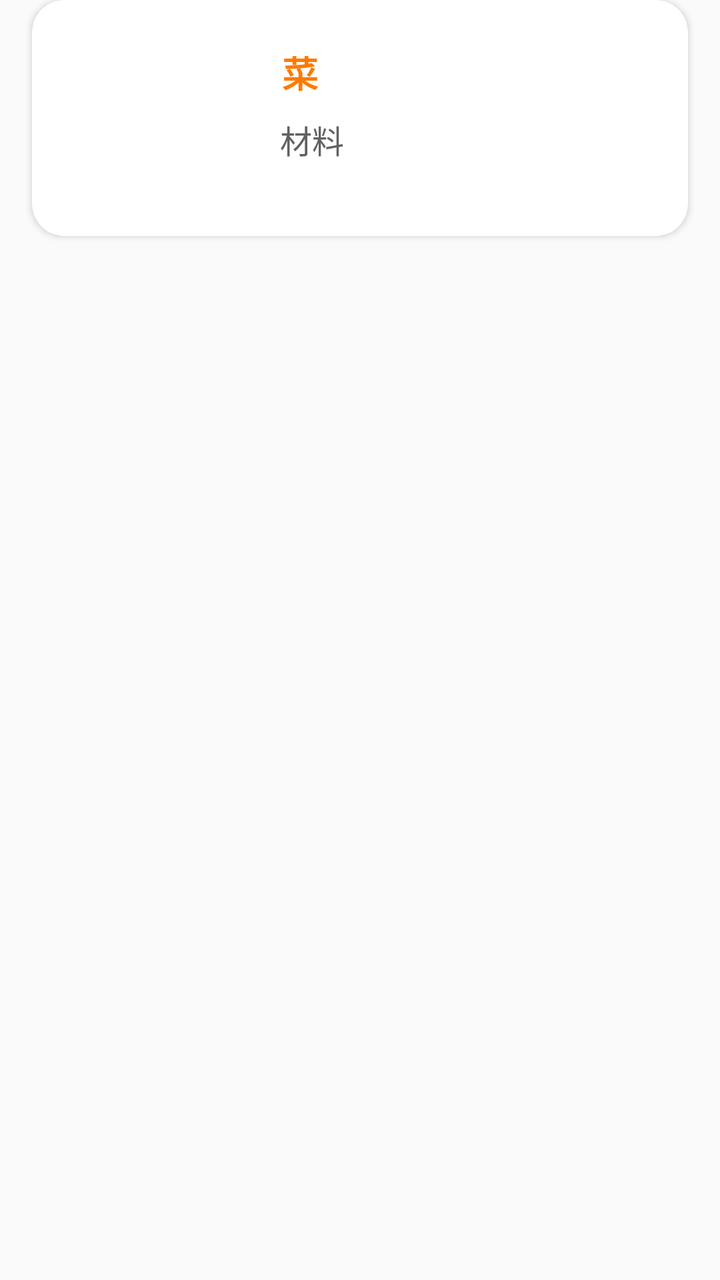
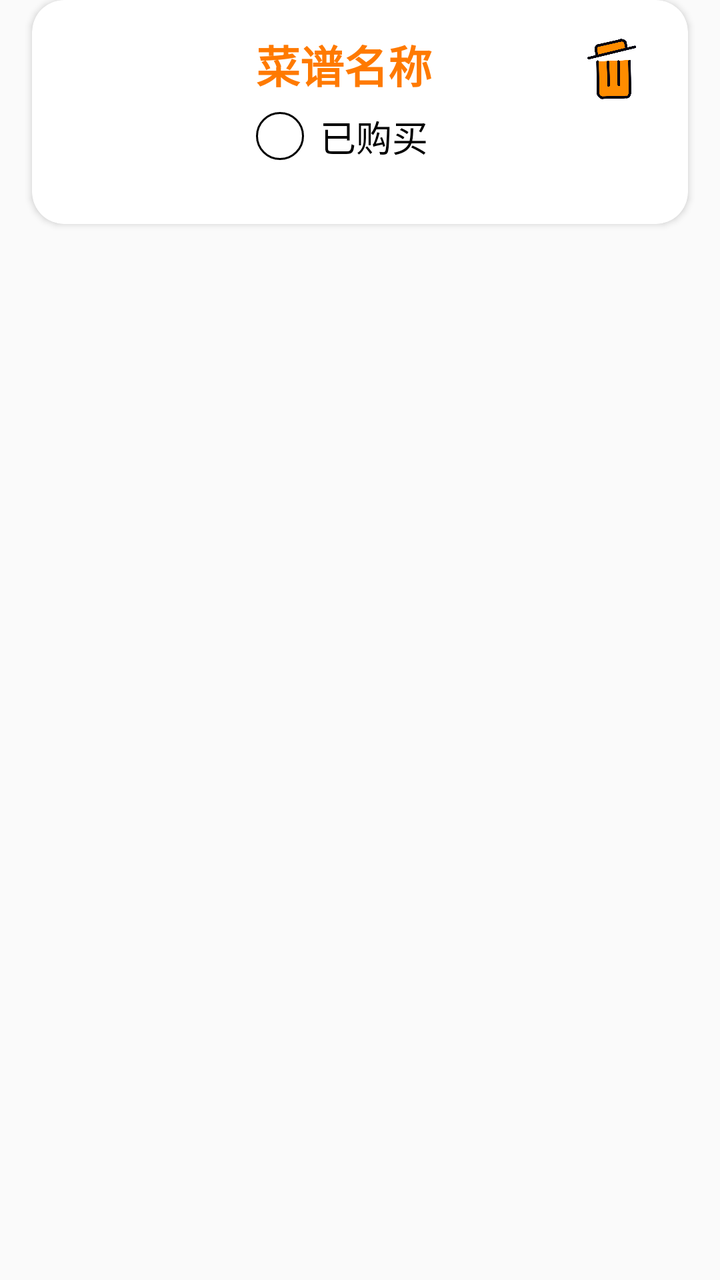

The first picture is an Android layout as it rendered before a commit; the second is the same layout after the commit. The layout source and the unified diff follow.
<!-- AndroidManifest.xml: application theme Theme.Kitchenmanager -->
<!-- res/layout/tobuy_card.xml -->
<?xml version="1.0" encoding="utf-8"?>
<FrameLayout xmlns:android="http://schemas.android.com/apk/res/android"
    xmlns:app="http://schemas.android.com/apk/res-auto"
    android:layout_width="match_parent"
    android:layout_height="wrap_content"
    android:layout_margin="8dp">

    <androidx.cardview.widget.CardView
        android:layout_width="match_parent"
        android:layout_height="wrap_content"
        android:layout_marginStart="16dp"
        android:layout_marginEnd="16dp"
        android:layout_marginBottom="32dp"
        android:elevation="4dp"
        app:cardBackgroundColor="#FFFFFF"
        app:cardCornerRadius="16dp">

        
        <LinearLayout
            android:layout_width="match_parent"
            android:layout_height="118dp"
            android:orientation="horizontal">

            <ImageView
                android:id="@+id/imageView"
                android:layout_width="95dp"
                android:layout_height="83dp"
                android:layout_alignParentStart="true"
                android:layout_alignParentTop="true"
                android:layout_alignParentBottom="true"
                android:layout_marginStart="9dp"
                android:layout_marginTop="10dp"
                android:layout_marginBottom="57dp"
                app:srcCompat="@drawable/placeholder" />

            <LinearLayout
                android:layout_width="match_parent"
                android:layout_height="122dp"
                android:orientation="vertical"
                android:padding="20dp">

                
                <TextView
                    android:layout_width="wrap_content"
                    android:layout_height="31dp"
                    android:layout_alignParentTop="true"
                    android:layout_alignParentEnd="true"
                    android:layout_marginStart="1dp"
                    android:layout_marginTop="3dp"
                    android:layout_marginEnd="148dp"
                    android:layout_toEndOf="@+id/imageView"
                    android:text="菜谱名称"
                    android:textColor="#FF7A00"
                    android:textSize="18sp"
                    android:textStyle="bold" />

                
                <TextView
                    android:id="@+id/recipe_steps"
                    android:layout_width="match_parent"
                    android:layout_height="wrap_content"
                    android:layout_marginTop="4dp"
                    android:ellipsize="end"
                    android:maxLines="1"
                    android:text="材料"
                    android:textColor="#616161"
                    android:textSize="16sp" />

            </LinearLayout>
        </LinearLayout>

    </androidx.cardview.widget.CardView>
</FrameLayout>
<!-- resources referenced by this layout -->
<resources>
  <!-- drawable placeholder: jpg bitmap (drawable, 66309 bytes) -->
  <style name="Theme.Kitchenmanager" parent="Base.Theme.Kitchenmanager" />
  <style name="Base.Theme.Kitchenmanager" parent="Theme.MaterialComponents.DayNight.NoActionBar.Bridge">
          
          
      </style>
</resources>

<!-- the commit's change to res/layout/tobuy_card.xml (unified diff, before → after) -->
@@ -10,64 +10,66 @@
         android:layout_height="wrap_content"
         android:layout_marginStart="16dp"
         android:layout_marginEnd="16dp"
-        android:layout_marginBottom="32dp"
+        android:layout_marginBottom="16dp"
         android:elevation="4dp"
         app:cardBackgroundColor="#FFFFFF"
         app:cardCornerRadius="16dp">
 
-        
         <LinearLayout
             android:layout_width="match_parent"
-            android:layout_height="118dp"
-            android:orientation="horizontal">
+            android:layout_height="wrap_content"
+            android:orientation="horizontal"
+            android:padding="16dp">
 
             <ImageView
                 android:id="@+id/imageView"
-                android:layout_width="95dp"
-                android:layout_height="83dp"
-                android:layout_alignParentStart="true"
-                android:layout_alignParentTop="true"
-                android:layout_alignParentBottom="true"
-                android:layout_marginStart="9dp"
-                android:layout_marginTop="10dp"
-                android:layout_marginBottom="57dp"
+                android:layout_width="80dp"
+                android:layout_height="80dp"
+                android:scaleType="centerCrop"
                 app:srcCompat="@drawable/placeholder" />
 
             <LinearLayout
-                android:layout_width="match_parent"
-                android:layout_height="122dp"
+                android:layout_width="0dp"
+                android:layout_height="wrap_content"
+                android:layout_weight="1"
                 android:orientation="vertical"
-                android:padding="20dp">
+                android:layout_marginStart="16dp">
 
-                
-                <TextView
-                    android:layout_width="wrap_content"
-                    android:layout_height="31dp"
-                    android:layout_alignParentTop="true"
-                    android:layout_alignParentEnd="true"
-                    android:layout_marginStart="1dp"
-                    android:layout_marginTop="3dp"
-                    android:layout_marginEnd="148dp"
-                    android:layout_toEndOf="@+id/imageView"
-                    android:text="菜谱名称"
-                    android:textColor="#FF7A00"
-                    android:textSize="18sp"
-                    android:textStyle="bold" />
+                <LinearLayout
+                    android:layout_width="match_parent"
+                    android:layout_height="match_parent"
+                    android:orientation="horizontal">
 
-                
-                <TextView
-                    android:id="@+id/recipe_steps"
-                    android:layout_width="match_parent"
-                    android:layout_height="wrap_content"
-                    android:layout_marginTop="4dp"
-                    android:ellipsize="end"
-                    android:maxLines="1"
-                    android:text="材料"
-                    android:textColor="#616161"
-                    android:textSize="16sp" />
+                    <TextView
+                        android:id="@+id/recipe_name"
+                        android:layout_width="wrap_content"
+                        android:layout_height="39dp"
+                        android:layout_weight="3"
+                        android:text="菜谱名称"
+                        android:textColor="#FF7A00"
+                        android:textSize="22sp"
+                        android:textStyle="bold" />
 
+                </LinearLayout>
+
+                <CheckBox
+                    android:id="@+id/checkbox_bought"
+                    android:layout_width="122dp"
+                    android:layout_height="match_parent"
+                    android:text="已购买"
+                    style="@style/CircularCheckBoxStyle"
+                    android:textSize="18sp" />
             </LinearLayout>
+
+            <ImageView
+                android:id="@+id/btn_delete"
+                android:layout_width="43dp"
+                android:layout_height="38dp"
+                android:layout_gravity="top"
+                android:contentDescription="删除"
+                android:src="@drawable/delete"
+                android:visibility="visible" />
+
         </LinearLayout>
-
     </androidx.cardview.widget.CardView>
 </FrameLayout>
<!-- resource entries referenced after the edit -->
@@ -1,10 +1,62 @@
 <!-- resources referenced by this layout -->
 <resources>
+  <!-- drawable delete: png bitmap (drawable, 79426 bytes) -->
   <!-- drawable placeholder: jpg bitmap (drawable, 66309 bytes) -->
+  <style name="CircularCheckBoxStyle" parent="Widget.AppCompat.CompoundButton.CheckBox">
+          <item name="android:button">@drawable/checkbox_circular_selector</item>
+          <item name="android:paddingStart">8dp</item>
+          <item name="android:paddingLeft">8dp</item>
+      </style>
   <style name="Theme.Kitchenmanager" parent="Base.Theme.Kitchenmanager" />
+  <!-- drawable checkbox_circular_selector (drawable) -->
+  <?xml version="1.0" encoding="utf-8"?>
+  <selector xmlns:android="http://schemas.android.com/apk/res/android">
+      <item android:state_checked="true" android:drawable="@drawable/checkbox_circular_checked" />
+      <item android:state_checked="false" android:drawable="@drawable/checkbox_circular_unchecked" />
+  </selector>
   <style name="Base.Theme.Kitchenmanager" parent="Theme.MaterialComponents.DayNight.NoActionBar.Bridge">
           
           
       </style>
+  <!-- drawable checkbox_circular_checked (drawable) -->
+  <?xml version="1.0" encoding="utf-8"?>
+  <layer-list xmlns:android="http://schemas.android.com/apk/res/android">
+      
+      <item>
+          <shape android:shape="oval">
+              <solid android:color="#000000" /> 
+              <size android:width="28dp" android:height="28dp" />
+          </shape>
+      </item>
+  
+      
+      <item android:top="2dp" android:bottom="2dp" android:left="2dp" android:right="2dp">
+          <shape android:shape="oval">
+              <solid android:color="#FFA500" /> 
+          </shape>
+      </item>
+  
+      
+  
+      <item android:drawable="@drawable/ic_check"
+            android:width="24dp"
+            android:height="24dp"
+            android:gravity="center"/>
+      -->
+  </layer-list>
+  <!-- drawable checkbox_circular_unchecked (drawable) -->
+  <?xml version="1.0" encoding="utf-8"?>
+  <shape xmlns:android="http://schemas.android.com/apk/res/android"
+      android:shape="oval">
+  
+      <stroke
+          android:width="1dp"
+          android:color="#000000" /> 
+  
+      <solid android:color="#FFFFFF" /> 
+  
+      <size android:width="24dp" android:height="24dp" />
+  </shape>
+  <!-- drawable ic_check: png bitmap (drawable, 419108 bytes) -->
 </resources>
 
